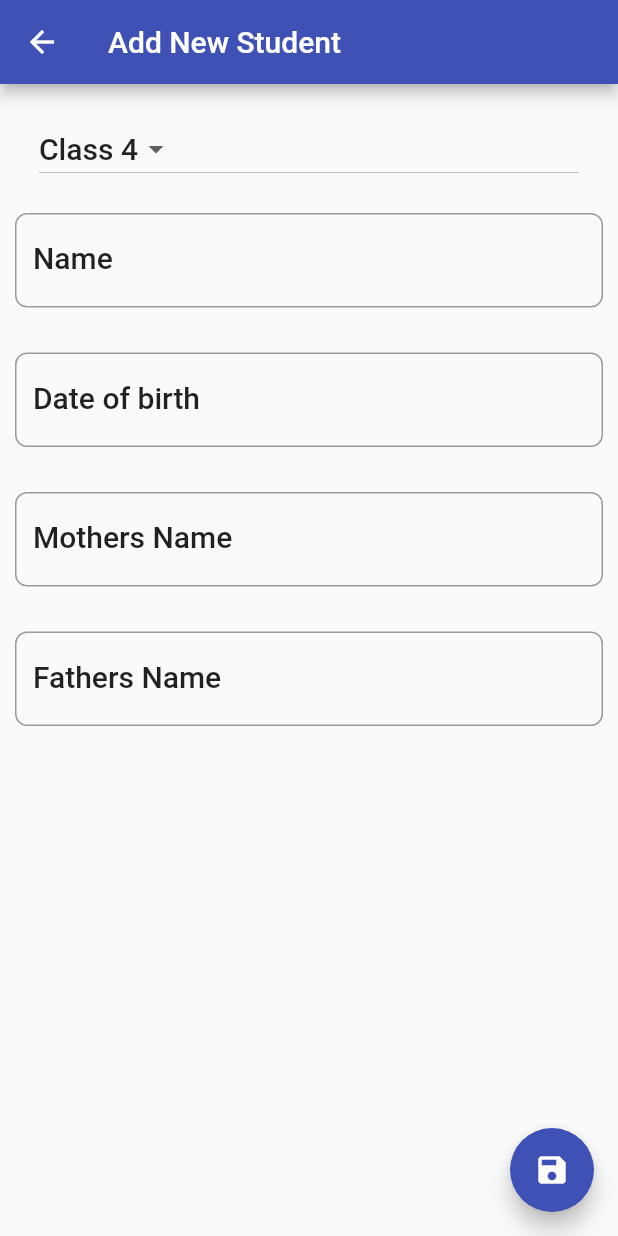
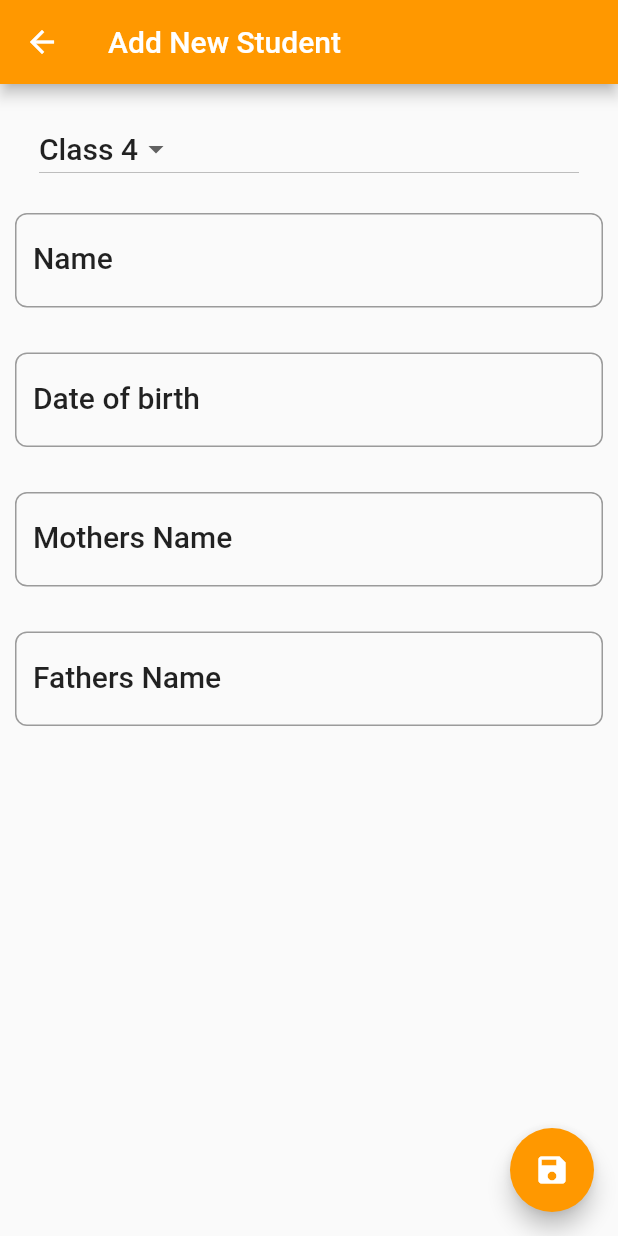
Before and after one commit to shakiz/student_app, a Flutter app: the screen it shows after launch, after a tap on the "add" icon, on a phone screen of 412 x 824 dp. Run offline on Flutter 3.47's test engine with Material 2 defaults, Android fonts, the phone set to English and light mode, and no system bars; our stand-ins replace sqflite; accounts and stored records are empty.

Commit message:
ui update

```diff
--- a/lib/screens/student_details.dart
+++ b/lib/screens/student_details.dart
@@ -46,6 +46,7 @@ class StudentDetailsState extends State<StudentDetails> {
       child: Scaffold(
         appBar: AppBar(
           title: Text(title),
+          backgroundColor: Colors.orange,
           leading: IconButton(
             icon: Icon(Icons.arrow_back),
             onPressed: () {
@@ -145,6 +146,7 @@ class StudentDetailsState extends State<StudentDetails> {
         floatingActionButton: FloatingActionButton(
           tooltip: "Save",
           child: Icon(Icons.save),
+          backgroundColor: Colors.orange,
           onPressed: () {
             _saveOrEdit();
             debugPrint("Save clicked");
--- a/lib/screens/student_list.dart
+++ b/lib/screens/student_list.dart
@@ -26,11 +26,16 @@ class StudentListState extends State<StudentList> {
     return Scaffold(
       appBar: AppBar(
         title: Text("Student List"),
+        backgroundColor: Colors.orange,
       ),
       body: getStudentList(),
       floatingActionButton: FloatingActionButton(
         tooltip: "Add",
-        child: Icon(Icons.add),
+        child: Icon(
+          Icons.add,
+          color: Colors.white,
+        ),
+        backgroundColor: Colors.orange,
         onPressed: () {
           debugPrint('FAB clicked');
           performNavigation(Student("", "", "", ""), 'Add New Student');
@@ -46,12 +51,16 @@ class StudentListState extends State<StudentList> {
         itemCount: count,
         itemBuilder: (BuildContext context, int position) {
           return Card(
+            margin: EdgeInsets.only(left: 16, right: 16, top: 12, bottom: 8),
             color: Colors.white,
-            elevation: 2.0,
+            elevation: 4.0,
             child: ListTile(
               leading: CircleAvatar(
-                backgroundColor: Colors.lightGreenAccent,
-                child: Icon(Icons.keyboard_arrow_right),
+                backgroundColor: Colors.orange,
+                child: Icon(
+                  Icons.person_outline,
+                  color: Colors.white,
+                ),
               ),
               title: Text(
                 students[position].name,
@@ -62,7 +71,7 @@ class StudentListState extends State<StudentList> {
                 style: textStyle,
               ),
               trailing: GestureDetector(
-                child: Icon(Icons.delete_forever, color: Colors.blueGrey),
+                child: Icon(Icons.delete_forever, color: Colors.orange),
                 onTap: () {
                   _deleteRecord(context, students[position]);
                 },
```
